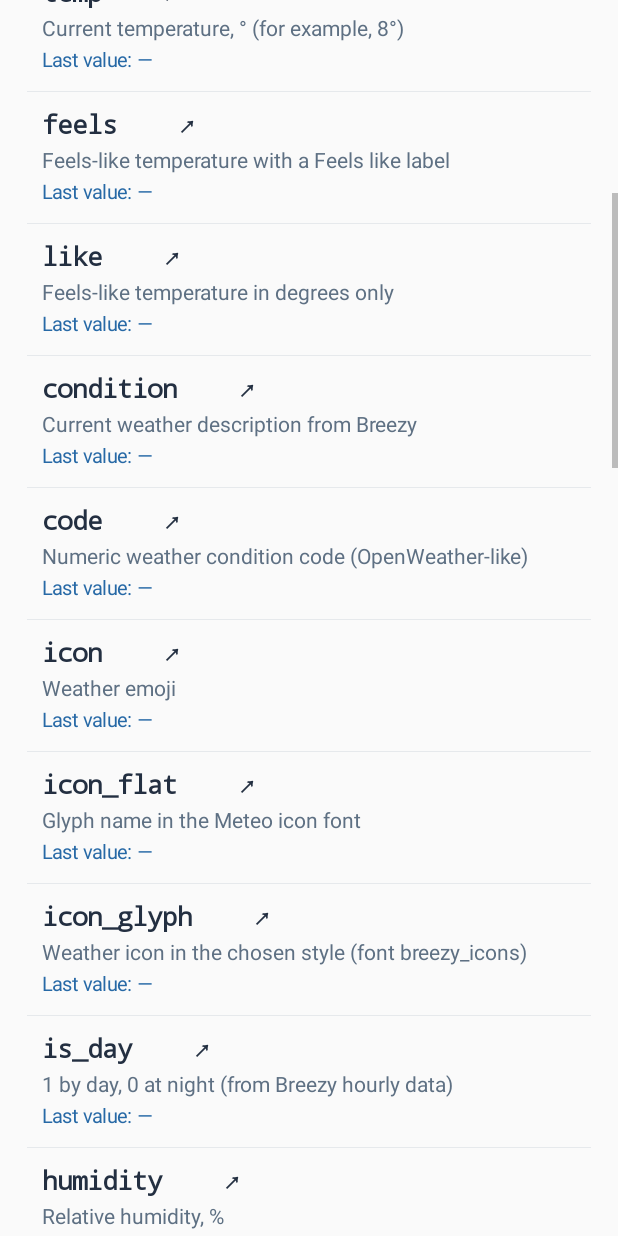
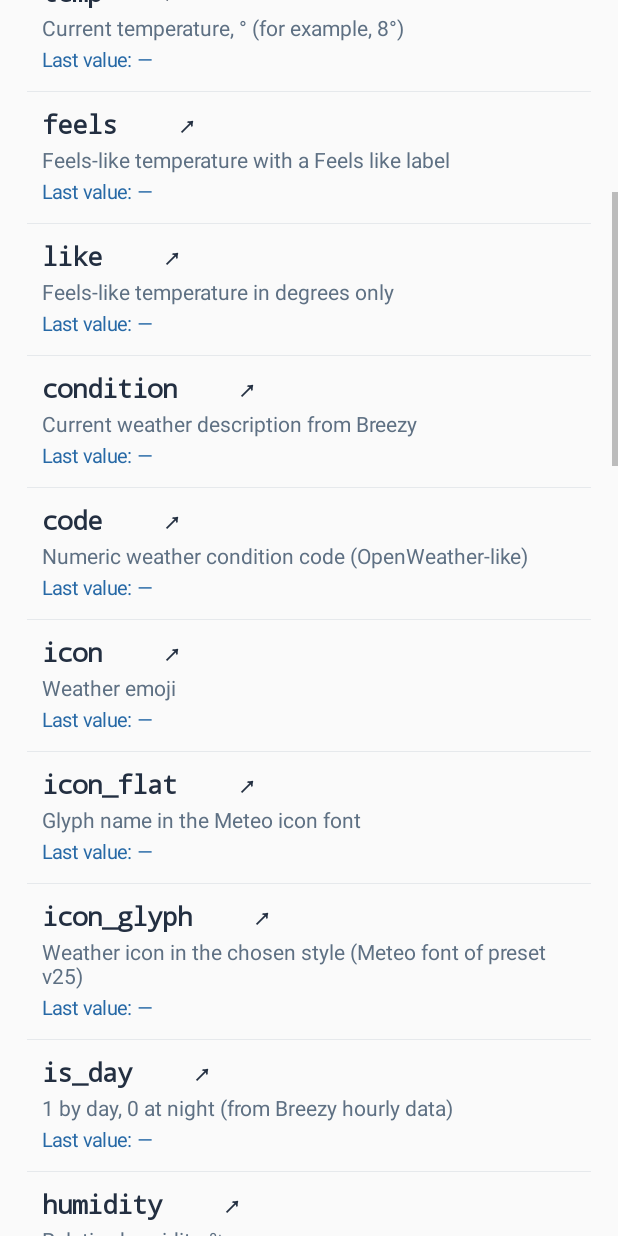
Before and after one commit to Rezz1dent/weather-bridge, an Android app: the MainActivity screen opened directly, with no data from a screen before it, scrolled down 576 dp, on a phone screen of 412 x 824 dp. Run offline under Robolectric (Android 15) with nearby library versions, the phone set to English and light mode, and no system bars.

Commit message:
Preset v25: keep the combined icon font as icons/meteo.ttf
KWGT showed "?" on the home screen for the font saved as
icons/breezy_icons.ttf with a renamed family (fine in the editor).
Keep the original file and family names of the Meteo font, which is known
to work, and only add the Breezy glyphs to it.

Co-Authored-By: Claude Opus 5.5 <noreply@anthropic.com>
Claude-Session: https://claude.ai/code/session_01Bv97u9rv4e62hnWyUsMffm

```diff
--- a/app/src/main/res/values/strings.xml
+++ b/app/src/main/res/values/strings.xml
@@ -58,6 +58,6 @@
     <string name="style_filled">Filled (Meteo)</string>
     <string name="style_outline">Outline (Meteo)</string>
     <string name="style_breezy">Breezy (Material Design Icons)</string>
-    <string name="var_icon_glyph">Weather icon in the chosen style (font breezy_icons)</string>
-    <string name="var_tomorrow_icon_glyph">Tomorrow\'s weather icon in the chosen style (font breezy_icons)</string>
+    <string name="var_icon_glyph">Weather icon in the chosen style (Meteo font of preset v25)</string>
+    <string name="var_tomorrow_icon_glyph">Tomorrow\'s weather icon in the chosen style (Meteo font of preset v25)</string>
 </resources>
```
Also changed, not shown: 7 other files.
